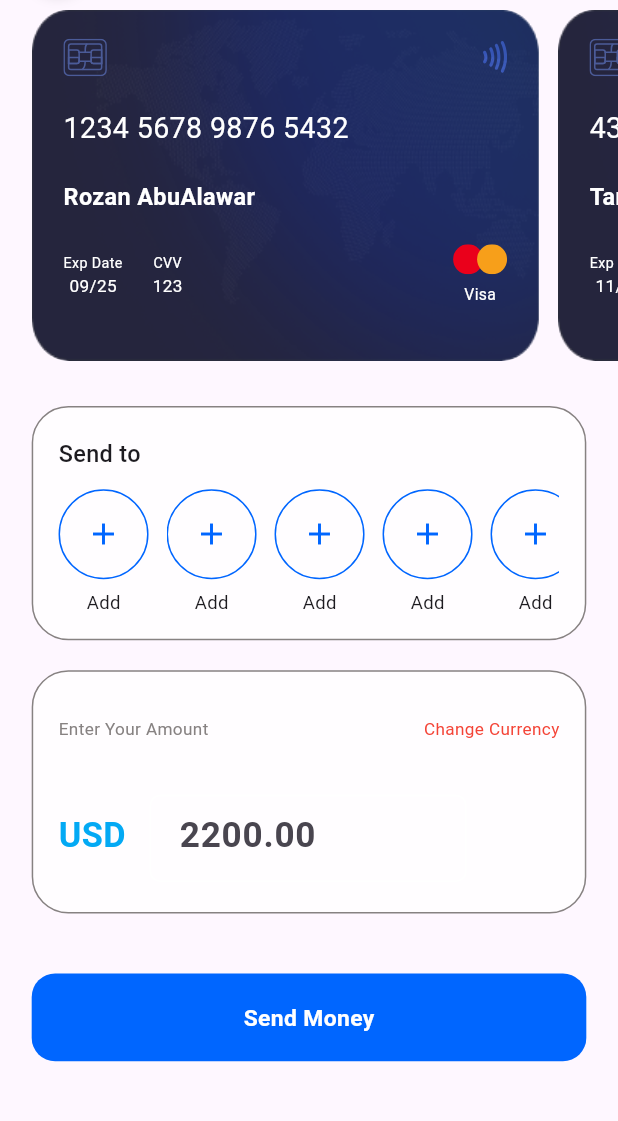
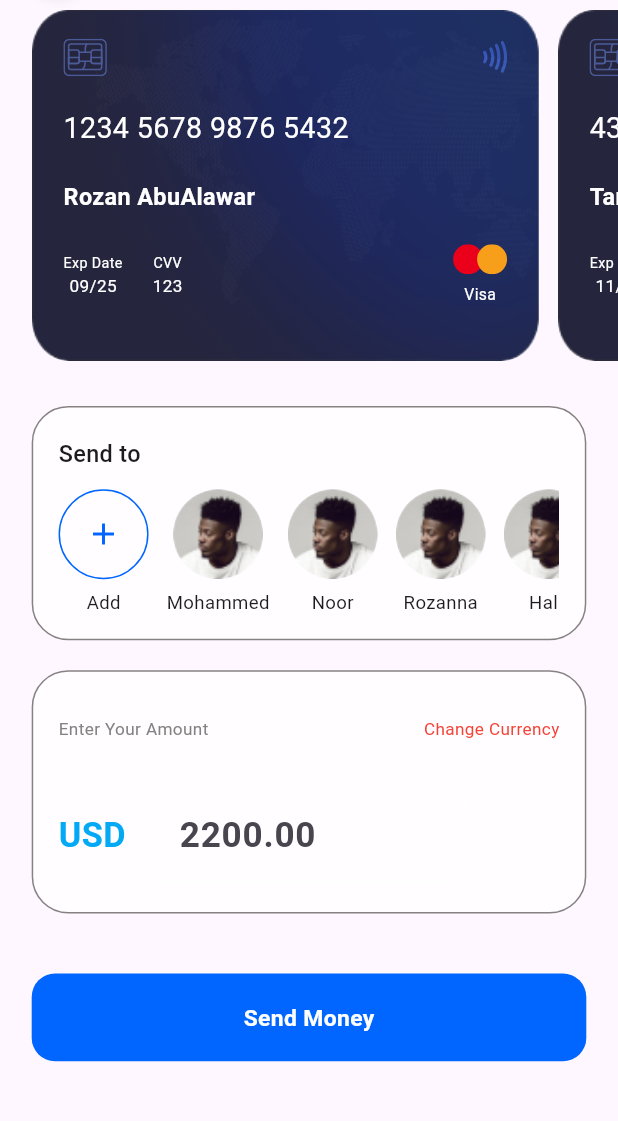
Before and after one commit to rozan-alawar/BankPick, a Flutter app: the SendMoneyScreen screen opened by its route, on a phone screen of 412 x 824 dp, the part 93-1214 px from its top. Run offline on Flutter 3.47's test engine with Material 3 defaults, Android fonts, the phone set to English and light mode, and no system bars; our stand-ins replace dio, easy_localization, fl_chart, flutter_screenutil, flutter_spinkit, flutter_svg and 2 more; accounts and stored records are empty; Roboto replaces fonts that are missing (Nunito).

Commit message:
Fix Problems

```diff
--- a/lib/config/routes/router.dart
+++ b/lib/config/routes/router.dart
@@ -3,6 +3,7 @@ import 'package:dakakeen/presentation/auth/change_password_screen.dart';
 import 'package:dakakeen/presentation/auth/login_screen.dart';
 import 'package:dakakeen/presentation/auth/signup_screen.dart';
 import 'package:dakakeen/presentation/card/add_card_screen.dart';
+import 'package:dakakeen/presentation/card/add_new_reciver.dart';
 import 'package:dakakeen/presentation/card/show_cards_screen.dart';
 import 'package:dakakeen/presentation/home/home_screen.dart';
 import 'package:dakakeen/presentation/home/main_screen.dart';
@@ -70,8 +71,12 @@ class AppRoutes {
 
       case Routes.change_password:
         return _materialRoute(const ChangePasswordScreen());
+
       case Routes.message_center:
         return _materialRoute(const MessageCenterScreen());
+
+      case Routes.add_new_reciver:
+        return _materialRoute(const AddNewReciver());
 
       default:
         return _materialRoute(
--- a/lib/config/routes/routes.dart
+++ b/lib/config/routes/routes.dart
@@ -18,5 +18,6 @@ class Routes {
   static const String request = '/request';
   static const String message_center = '/message_center';
   static const String term_condition = '/term_conditions';
+  static const String add_new_reciver = '/add_new_reciver';
 
 }
--- /dev/null
+++ b/lib/model/reciver_model.dart
@@ -0,0 +1,41 @@
+import 'package:dakakeen/config/theme/assets_manager.dart';
+
+class ReciverModel {
+  final String firstName;
+  final String lastName;
+  final String avatarUrl;
+  final String email;
+
+  ReciverModel(
+      {required this.firstName,
+      required this.lastName,
+      required this.avatarUrl,
+      required this.email});
+
+  static final recivers = [
+    ReciverModel(
+      avatarUrl: ImageAssets.profile,
+      email: 'email@gmail.com',
+      firstName: 'Mohammed',
+      lastName: 'Ali',
+    ),
+    ReciverModel(
+      avatarUrl: ImageAssets.profile,
+      email: 'noor2002@gmail.com',
+      firstName: 'Noor',
+      lastName: 'Ahmed',
+    ),
+    ReciverModel(
+      lastName: 'Alawar',
+      avatarUrl: ImageAssets.profile,
+      email: 'rozanna@gmail.com',
+      firstName: 'Rozanna',
+    ),
+    ReciverModel(
+      avatarUrl: ImageAssets.profile,
+      email: 'hala2021@gmail.com',
+      firstName: 'Hala',
+      lastName: 'Hamid',
+    ),
+  ];
+}
--- /dev/null
+++ b/lib/presentation/card/add_new_reciver.dart
@@ -0,0 +1,17 @@
+import 'package:flutter/material.dart';
+
+import '../../core/common_widget/primary_appbar.dart';
+
+class AddNewReciver extends StatelessWidget {
+  const AddNewReciver({super.key});
+
+  @override
+  Widget build(BuildContext context) {
+    return  Scaffold(
+      appBar:  PrimaryAppBar(
+        title: 'Add New Reciver',
+        withLeading: true,
+      ),
+    );
+  }
+}
--- a/lib/presentation/card/send_money_screen.dart
+++ b/lib/presentation/card/send_money_screen.dart
@@ -1,3 +1,4 @@
+import 'package:dakakeen/model/reciver_model.dart';
 import 'package:flutter/material.dart';
 import 'dart:ui';
 
@@ -14,6 +15,7 @@ import 'package:flutter_screenutil/flutter_screenutil.dart';
 import 'package:flutter_svg/flutter_svg.dart';
 import 'package:provider/provider.dart';
 
+import '../../config/routes/routes.dart';
 import '../../controller/home_provider.dart';
 import '../../core/common_widget/circular_card.dart';
 import '../../core/common_widget/primary_appbar.dart';
@@ -115,6 +117,7 @@ class _SendMoneyScreenState extends State<SendMoneyScreen> {
                             Column(
                               children: [
                                 GestureDetector(
+                                  onTap:()=> sl<NavigationService>().navigateTo(Routes.add_new_reciver),
                                   child: Container(
                                     width: 60,
                                     height: 60,
@@ -140,7 +143,7 @@ class _SendMoneyScreenState extends State<SendMoneyScreen> {
                             Expanded(
                               child: ListView.separated(
                                 scrollDirection: Axis.horizontal,
-                                itemCount: 6,
+                                itemCount: ReciverModel.recivers.length,
                                 separatorBuilder: (context, index) => 12.width,
                                 itemBuilder: (context, index) => Column(
                                   children: [
@@ -152,20 +155,17 @@ class _SendMoneyScreenState extends State<SendMoneyScreen> {
                                         width: 60,
                                         height: 60,
                                         decoration: BoxDecoration(
+                                          image: DecorationImage(image:AssetImage( ReciverModel.recivers[index].avatarUrl),fit: BoxFit.cover),
                                           shape: BoxShape.circle,
-                                          border: Border.all(
-                                              color: ColorManager.primary),
-                                        ),
-                                        child: const Icon(
-                                          Icons.add,
-                                          color: ColorManager.primary,
+
                                         ),
                                       ),
                                     ),
                                     6.height,
                                     PrimaryText(
-                                      'Add',
+                                      ReciverModel.recivers[index].firstName,
                                       fontSize: 13.sp,
+                                      overflow: TextOverflow.ellipsis,
                                     ),
                                   ],
                                 ),
--- a/lib/presentation/profile/payment_preferance.dart
+++ b/lib/presentation/profile/payment_preferance.dart
@@ -4,8 +4,8 @@ import 'package:fl_chart/fl_chart.dart';
 import 'package:flutter/material.dart';
 import 'package:flutter_screenutil/flutter_screenutil.dart';
 
-class PaymentPreferanceSection extends StatelessWidget {
-  const PaymentPreferanceSection({super.key});
+class PaymentPreferancesSection extends StatelessWidget {
+  const PaymentPreferancesSection({super.key});
 
   @override
   Widget build(BuildContext context) {
@@ -56,7 +56,6 @@ class PaymentPreferanceSection extends StatelessWidget {
         value: 20,
         title: '',
         radius: 50,
-
       ),
       PieChartSectionData(
         color: Colors.blue[300],
--- a/lib/presentation/profile/profile_screen.dart
+++ b/lib/presentation/profile/profile_screen.dart
@@ -69,7 +69,7 @@ class ProfileScreen extends StatelessWidget {
               shape: const RoundedRectangleBorder(
                 borderRadius: BorderRadius.vertical(top: Radius.circular(25.0)),
               ),
-              builder: (context) => const PaymentPreferanceSection(),
+              builder: (context) => const PaymentPreferancesSection(),
             ),),
 
             40.height,
```
